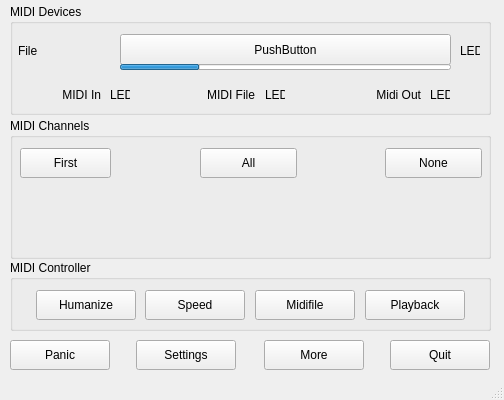
obook/I-like-Chopin, file src/mainwindow.ui: the form before one commit.
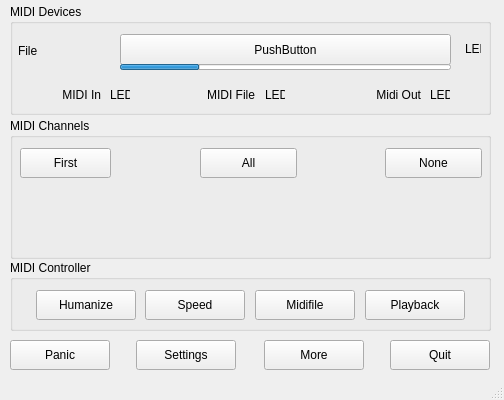
The form after the commit.

The edit to the form file:
```diff
--- a/src/mainwindow.ui
+++ b/src/mainwindow.ui
@@ -186,10 +186,10 @@
     <widget class="QLabel" name="labelLedQuality">
      <property name="geometry">
       <rect>
-       <x>450</x>
+       <x>455</x>
        <y>37</y>
-       <width>20</width>
-       <height>20</height>
+       <width>16</width>
+       <height>16</height>
       </rect>
      </property>
      <property name="text">
```
